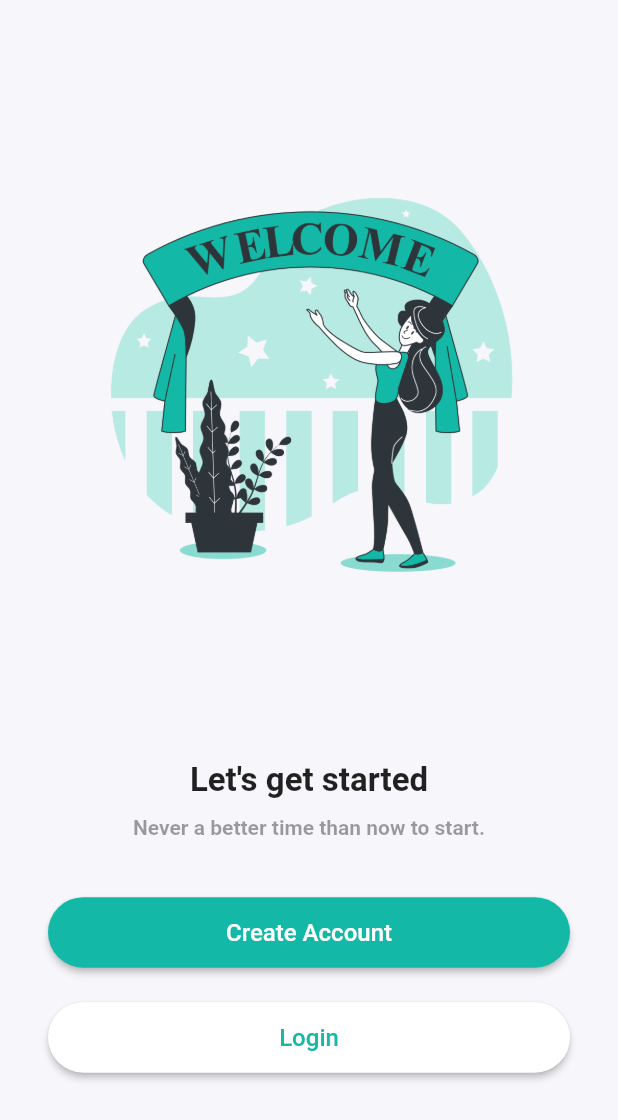
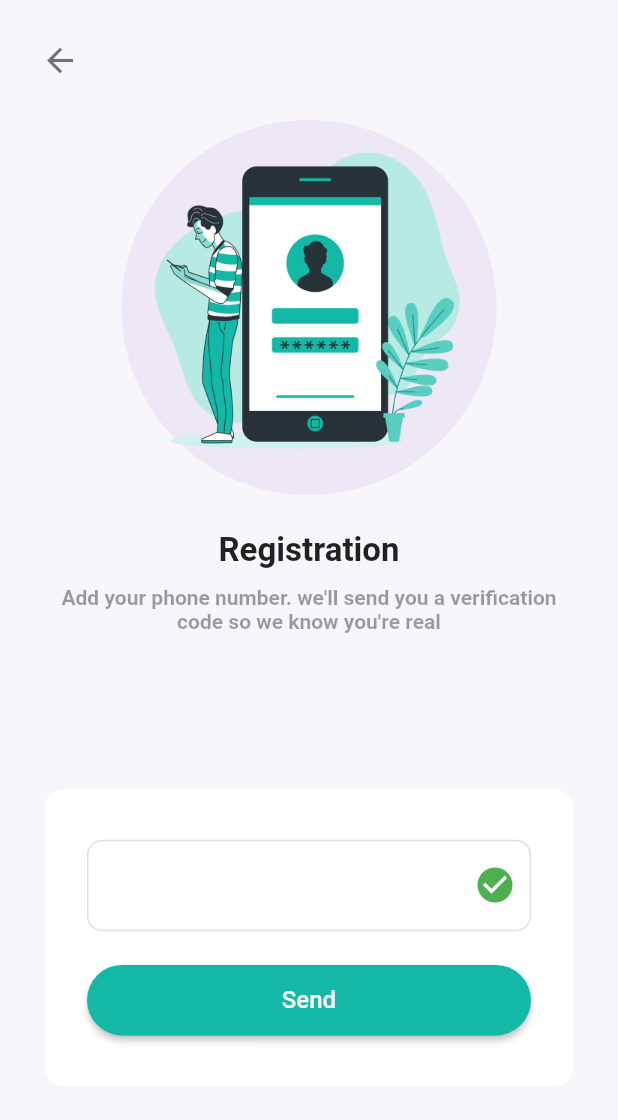
Before and after one commit to fasil721/Firebase_Mobile_Otp_Auth, a Flutter app: the screen it shows after launch, after a tap on "Create Account", on a phone screen of 412 x 824 dp. Shown: the top 1120 px of the screen. Run offline on Flutter 3.47's test engine with Material 2 defaults, Android fonts, the light colour scheme and no system bars.

Commit message:
registration page created

```diff
--- /dev/null
+++ b/lib/register_page.dart
@@ -0,0 +1,156 @@
+import 'package:flutter/material.dart';
+
+class Register extends StatelessWidget {
+  @override
+  Widget build(BuildContext context) {
+    return Scaffold(
+      resizeToAvoidBottomInset: false,
+      backgroundColor: const Color(0xfff7f6fb),
+      appBar: AppBar(
+        toolbarHeight: 80,
+        leadingWidth: 80,
+        elevation: 0,
+        backgroundColor: Colors.transparent,
+        leading: IconButton(
+          onPressed: () => Navigator.pop(context),
+          icon: const Icon(
+            Icons.arrow_back,
+            size: 26,
+            color: Colors.black54,
+          ),
+        ),
+      ),
+      body: SafeArea(
+        child: Padding(
+          padding: const EdgeInsets.symmetric(horizontal: 30),
+          child: Column(
+            children: [
+              Expanded(
+                flex: 3,
+                child: Column(
+                  children: [
+                    Container(
+                      width: 250,
+                      height: 250,
+                      decoration: BoxDecoration(
+                        color: Colors.deepPurple.shade50,
+                        shape: BoxShape.circle,
+                      ),
+                      child: Image.asset(
+                        'assets/Mobile login-bro.png',
+                        fit: BoxFit.fill,
+                      ),
+                    ),
+                    const SizedBox(
+                      height: 24,
+                    ),
+                    const Text(
+                      'Registration',
+                      style: TextStyle(
+                        fontSize: 22,
+                        fontWeight: FontWeight.bold,
+                      ),
+                    ),
+                    const SizedBox(
+                      height: 10,
+                    ),
+                    const Text(
+                      "Add your phone number. we'll send you a verification code so we know you're real",
+                      style: TextStyle(
+                        fontSize: 14,
+                        fontWeight: FontWeight.bold,
+                        color: Colors.black38,
+                      ),
+                      textAlign: TextAlign.center,
+                    ),
+                  ],
+                ),
+              ),
+              Flexible(
+                flex: 2,
+                child: Container(
+                  height: MediaQuery.of(context).size.height * 0.24,
+                  padding: const EdgeInsets.all(28),
+                  decoration: BoxDecoration(
+                    color: Colors.white,
+                    borderRadius: BorderRadius.circular(12),
+                  ),
+                  child: Column(
+                    mainAxisAlignment: MainAxisAlignment.center,
+                    children: [
+                      TextFormField(
+                        keyboardType: TextInputType.number,
+                        style: const TextStyle(
+                          fontSize: 18,
+                          fontWeight: FontWeight.bold,
+                        ),
+                        decoration: InputDecoration(
+                          enabledBorder: OutlineInputBorder(
+                            borderSide: const BorderSide(color: Colors.black12),
+                            borderRadius: BorderRadius.circular(10),
+                          ),
+                          focusedBorder: OutlineInputBorder(
+                            borderSide: const BorderSide(color: Colors.black12),
+                            borderRadius: BorderRadius.circular(10),
+                          ),
+                          prefix: const Padding(
+                            padding: EdgeInsets.symmetric(horizontal: 5),
+                            child: Text(
+                              '(+91)',
+                              style: TextStyle(
+                                fontSize: 18,
+                                fontWeight: FontWeight.bold,
+                              ),
+                            ),
+                          ),
+                          suffixIcon: const Icon(
+                            Icons.check_circle,
+                            color: Colors.green,
+                            size: 28,
+                          ),
+                        ),
+                      ),
+                      const SizedBox(
+                        height: 22,
+                      ),
+                      SizedBox(
+                        width: double.infinity,
+                        child: ElevatedButton(
+                          onPressed: () {
+                            // Navigator.of(context).push(
+                            //   MaterialPageRoute(builder: (context) => Otp()),
+                            // );
+                          },
+                          style: ButtonStyle(
+                            foregroundColor:
+                                MaterialStateProperty.all<Color>(Colors.white),
+                            backgroundColor: MaterialStateProperty.all<Color>(
+                              const Color(0xff14B8A6),
+                            ),
+                            shape: MaterialStateProperty.all<
+                                RoundedRectangleBorder>(
+                              RoundedRectangleBorder(
+                                borderRadius: BorderRadius.circular(24.0),
+                              ),
+                            ),
+                          ),
+                          child: const Padding(
+                            padding: EdgeInsets.all(14.0),
+                            child: Text(
+                              'Send',
+                              style: TextStyle(fontSize: 16),
+                            ),
+                          ),
+                        ),
+                      )
+                    ],
+                  ),
+                ),
+              ),
+            ],
+          ),
+        ),
+      ),
+    );
+  }
+}
--- a/lib/welcome_page.dart
+++ b/lib/welcome_page.dart
@@ -1,4 +1,5 @@
 import 'package:flutter/material.dart';
+import 'package:mobile_otp_verification_firebase/register_page.dart';
 
 class Welcome extends StatelessWidget {
   @override
@@ -50,9 +51,9 @@ class Welcome extends StatelessWidget {
                       width: double.infinity,
                       child: ElevatedButton(
                         onPressed: () {
-                          // Navigator.of(context).push(
-                          //   MaterialPageRoute(builder: (context) => Register()),
-                          // );
+                          Navigator.of(context).push(
+                            MaterialPageRoute(builder: (context) => Register()),
+                          );
                         },
                         style: ButtonStyle(
                           foregroundColor:
```
Also changed, not shown: assets/Mobile login-bro.png (added).
